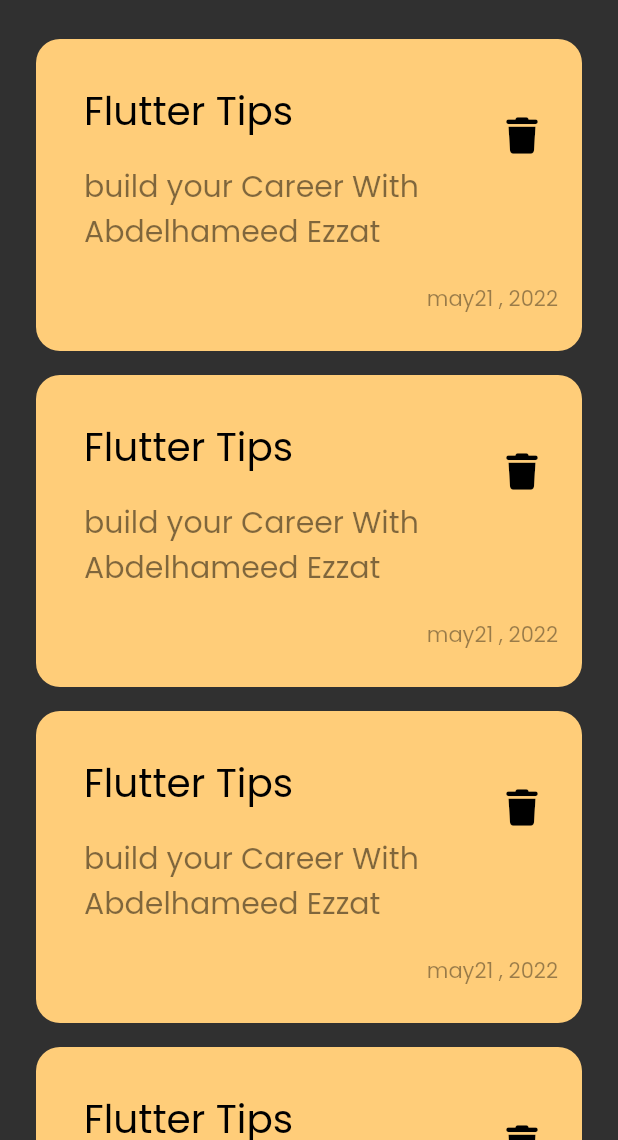
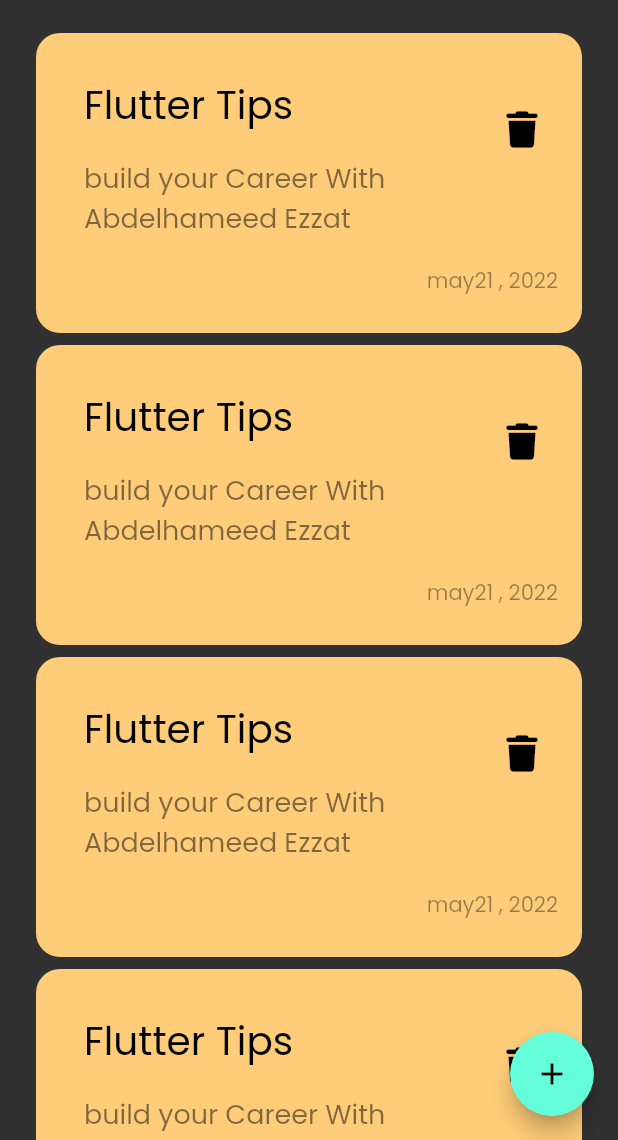
Before and after one commit to abdelhamedEzzat/Notes_app, a Flutter app: the screen it shows after launch, on a phone screen of 412 x 824 dp, the part 96-1236 px from its top. Run offline on Flutter 3.47's test engine with Material 2 defaults, Android fonts, the phone set to English and light mode, and no system bars; our stand-ins replace font_awesome_flutter.

Commit message:
add floatingActionButton

```diff
--- a/lib/Views/Wigdets/NotesView.dart
+++ b/lib/Views/Wigdets/NotesView.dart
@@ -6,8 +6,12 @@ class NotesView extends StatelessWidget {
 
   @override
   Widget build(BuildContext context) {
-    return const Scaffold(
-      body: NotesViewBody(),
+    return Scaffold(
+      floatingActionButton: FloatingActionButton(
+        onPressed: () {},
+        child: const Icon(Icons.add),
+      ),
+      body: const NotesViewBody(),
     );
   }
 }
--- a/lib/Views/Wigdets/note_Items.dart
+++ b/lib/Views/Wigdets/note_Items.dart
@@ -27,7 +27,7 @@ class NoteItem extends StatelessWidget {
           subtitle: Text(
             "build your Career With Abdelhameed Ezzat",
             style:
-                TextStyle(color: Colors.black.withOpacity(0.5), fontSize: 20),
+                TextStyle(color: Colors.black.withOpacity(0.5), fontSize: 18),
           ),
           trailing: IconButton(
               onPressed: () {},
@@ -37,7 +37,7 @@ class NoteItem extends StatelessWidget {
               )),
         ),
         Padding(
-          padding: const EdgeInsets.only(top: 16, right: 16),
+          padding: const EdgeInsets.only(top: 14, right: 16),
           child: Text(
             "may21 , 2022",
             style:
--- a/lib/Views/Wigdets/notes_list_view.dart
+++ b/lib/Views/Wigdets/notes_list_view.dart
@@ -10,7 +10,7 @@ class NotesListView extends StatelessWidget {
       padding: EdgeInsets.zero,
       itemBuilder: (context, index) {
         return const Padding(
-            padding: EdgeInsets.symmetric(vertical: 8), child: NoteItem());
+            padding: EdgeInsets.symmetric(vertical: 4), child: NoteItem());
       },
     );
   }
```
